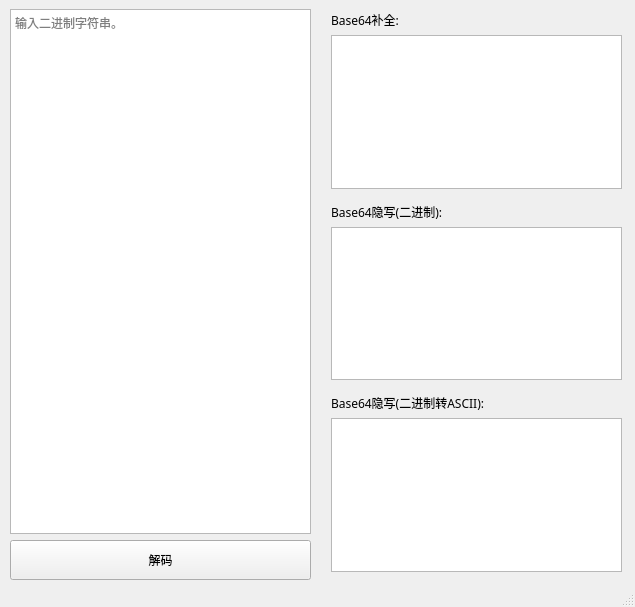
Qt form src/GUI/ui.ui (UP0916/Base-Tools) before a commit.
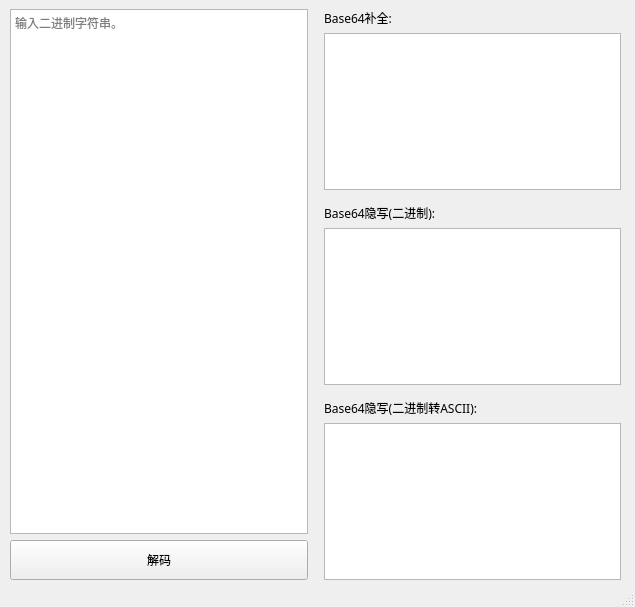
The same form after that commit. Custom widgets are drawn as their Qt base class.

Commit message: 修复其他设备UI显示错误问题

Diff of the .ui file:
```diff
--- a/src/GUI/ui.ui
+++ b/src/GUI/ui.ui
@@ -22,15 +22,17 @@
    <string>Base64工具   作者:Byxs20</string>
   </property>
   <widget class="QWidget" name="centralwidget">
-   <widget class="QWidget" name="layoutWidget">
+   <widget class="QWidget" name="">
     <property name="geometry">
      <rect>
       <x>10</x>
       <y>9</y>
-      <width>301</width>
+      <width>611</width>
       <height>571</height>
      </rect>
     </property>
+    <layout class="QHBoxLayout" name="horizontalLayout">
+     <item>
     <layout class="QVBoxLayout" name="verticalLayout_3" stretch="0">
      <item>
       <layout class="QHBoxLayout" name="horizontalLayout_7">
@@ -72,16 +74,24 @@
       </layout>
      </item>
     </layout>
-   </widget>
-   <widget class="QWidget" name="layoutWidget">
-    <property name="geometry">
-     <rect>
-      <x>331</x>
-      <y>11</y>
-      <width>291</width>
-      <height>561</height>
-     </rect>
-    </property>
+     </item>
+     <item>
+      <spacer name="horizontalSpacer">
+       <property name="orientation">
+        <enum>Qt::Horizontal</enum>
+       </property>
+       <property name="sizeType">
+        <enum>QSizePolicy::Minimum</enum>
+       </property>
+       <property name="sizeHint" stdset="0">
+        <size>
+         <width>10</width>
+         <height>20</height>
+        </size>
+       </property>
+      </spacer>
+     </item>
+     <item>
     <layout class="QVBoxLayout" name="verticalLayout_6">
      <item>
       <layout class="QVBoxLayout" name="verticalLayout_4">
@@ -158,6 +168,8 @@
        </item>
        <item>
         <widget class="QPlainTextEdit" name="plainTextEdit_4"/>
+         </item>
+        </layout>
        </item>
       </layout>
      </item>
```
Lines whose indentation alone changed are shown as unchanged. The commit also changes 1 other file.
